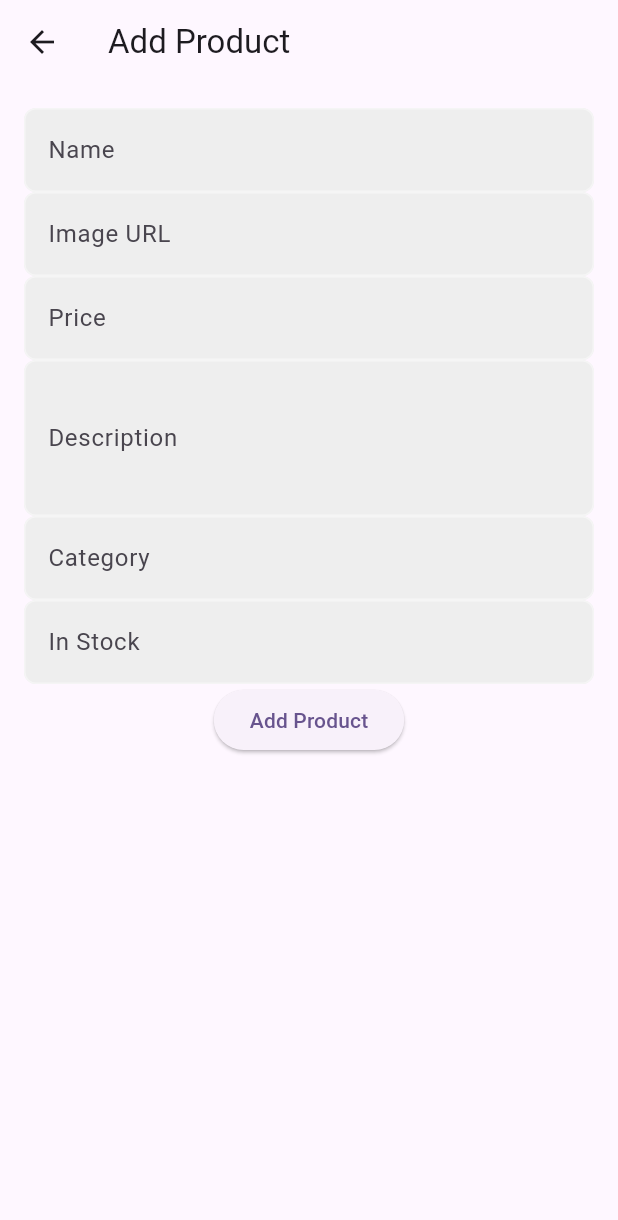
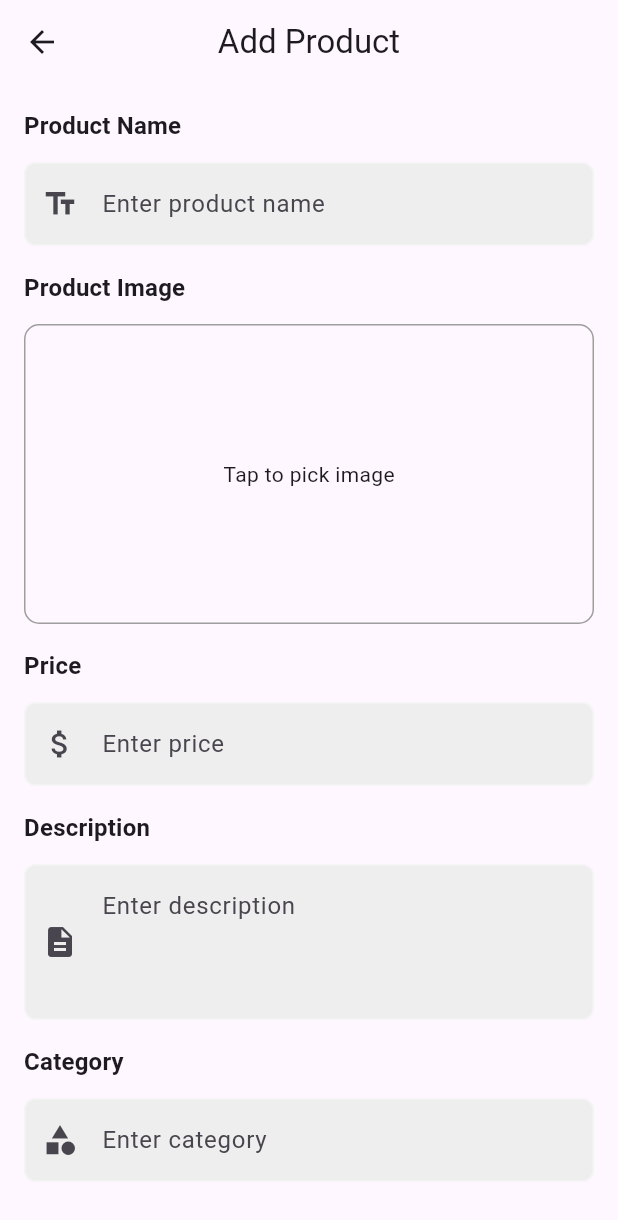
Before and after one commit to malakalbattire/e-commerce, a Flutter app: the AddProductPage screen opened by its route, on a phone screen of 412 x 824 dp. Shown: the top 1220 px of the screen. Run offline on Flutter 3.47's test engine with Material 3 defaults, Android fonts, the phone set to English and light mode, and no system bars; our stand-ins replace cached_network_image, cloud_firestore, firebase_auth, firebase_core, flutter_carousel_widget, flutter_dash and 4 more; accounts and stored records are empty; network calls fail.

Commit message:
img picker in add product

```diff
--- a/lib/views/pages/add_product_page.dart
+++ b/lib/views/pages/add_product_page.dart
@@ -1,6 +1,8 @@
+import 'dart:io';
 import 'package:e_commerce_app_flutter/models/product_item_model/product_item_model.dart';
 import 'package:e_commerce_app_flutter/provider/admin_product_provider.dart';
 import 'package:flutter/material.dart';
+import 'package:image_picker/image_picker.dart';
 import 'package:provider/provider.dart';
 
 class AddProductPage extends StatefulWidget {
@@ -11,20 +13,38 @@ class AddProductPage extends StatefulWidget {
 class _AddProductPageState extends State<AddProductPage> {
   final _formKey = GlobalKey<FormState>();
   String _name = '';
-  String _imgUrl = '';
+  File? _imageFile;
   double _price = 0.0;
   String _description = '';
   String _category = '';
   int _inStock = 0;
   List<ProductColor> _selectedColors = [];
 
+  final ImagePicker _picker = ImagePicker();
+
+  Future<void> _pickImage() async {
+    final pickedFile = await _picker.pickImage(source: ImageSource.gallery);
+    if (pickedFile != null) {
+      setState(() {
+        _imageFile = File(pickedFile.path);
+      });
+    }
+  }
+
   void _submit() {
     if (_formKey.currentState!.validate()) {
       _formKey.currentState!.save();
+      if (_imageFile == null) {
+        ScaffoldMessenger.of(context).showSnackBar(
+          const SnackBar(content: Text('Please select an image')),
+        );
+        return;
+      }
+
       final product = ProductItemModel(
         id: UniqueKey().toString(),
         name: _name,
-        imgUrl: _imgUrl,
+        imgUrl: _imageFile!.path,
         price: _price,
         description: _description,
         category: _category,
@@ -42,17 +62,31 @@ class _AddProductPageState extends State<AddProductPage> {
   Widget build(BuildContext context) {
     return Scaffold(
       appBar: AppBar(
-        title: Text('Add Product'),
+        title: const Text('Add Product'),
+        centerTitle: true,
       ),
-      body: Padding(
+      body: SafeArea(
+        child: Padding(
           padding: const EdgeInsets.all(16.0),
           child: Form(
             key: _formKey,
             child: SingleChildScrollView(
               child: Column(
+                crossAxisAlignment: CrossAxisAlignment.start,
                 children: [
+                  Text(
+                    'Product Name',
+                    style: Theme.of(context)
+                        .textTheme
+                        .titleMedium!
+                        .copyWith(fontWeight: FontWeight.w600),
+                  ),
+                  const SizedBox(height: 12),
                   TextFormField(
-                  decoration: InputDecoration(labelText: 'Name'),
+                    decoration: const InputDecoration(
+                      hintText: 'Enter product name',
+                      prefixIcon: Icon(Icons.text_fields),
+                    ),
                     validator: (value) {
                       if (value == null || value.isEmpty) {
                         return 'Please enter a name';
@@ -63,20 +97,50 @@ class _AddProductPageState extends State<AddProductPage> {
                       _name = value!;
                     },
                   ),
+                  const SizedBox(height: 16),
+                  Text(
+                    'Product Image',
+                    style: Theme.of(context)
+                        .textTheme
+                        .titleMedium!
+                        .copyWith(fontWeight: FontWeight.w600),
+                  ),
+                  const SizedBox(height: 12),
+                  GestureDetector(
+                    onTap: _pickImage,
+                    child: _imageFile != null
+                        ? Image.file(
+                            _imageFile!,
+                            height: 200,
+                            width: double.infinity,
+                            fit: BoxFit.cover,
+                          )
+                        : Container(
+                            height: 200,
+                            width: double.infinity,
+                            decoration: BoxDecoration(
+                              border: Border.all(color: Colors.grey),
+                              borderRadius: BorderRadius.circular(10),
+                            ),
+                            child: const Center(
+                              child: Text('Tap to pick image'),
+                            ),
+                          ),
+                  ),
+                  const SizedBox(height: 16),
+                  Text(
+                    'Price',
+                    style: Theme.of(context)
+                        .textTheme
+                        .titleMedium!
+                        .copyWith(fontWeight: FontWeight.w600),
+                  ),
+                  const SizedBox(height: 12),
                   TextFormField(
-                  decoration: InputDecoration(labelText: 'Image URL'),
-                  validator: (value) {
-                    if (value == null || value.isEmpty) {
-                      return 'Please enter an image URL';
-                    }
-                    return null;
-                  },
-                  onSaved: (value) {
-                    _imgUrl = value!;
-                  },
+                    decoration: const InputDecoration(
+                      hintText: 'Enter price',
+                      prefixIcon: Icon(Icons.attach_money),
                     ),
-                TextFormField(
-                  decoration: InputDecoration(labelText: 'Price'),
                     keyboardType: TextInputType.number,
                     validator: (value) {
                       if (value == null || value.isEmpty) {
@@ -88,15 +152,39 @@ class _AddProductPageState extends State<AddProductPage> {
                       _price = double.parse(value!);
                     },
                   ),
+                  const SizedBox(height: 16),
+                  Text(
+                    'Description',
+                    style: Theme.of(context)
+                        .textTheme
+                        .titleMedium!
+                        .copyWith(fontWeight: FontWeight.w600),
+                  ),
+                  const SizedBox(height: 12),
                   TextFormField(
-                  decoration: InputDecoration(labelText: 'Description'),
+                    decoration: const InputDecoration(
+                      hintText: 'Enter description',
+                      prefixIcon: Icon(Icons.description),
+                    ),
                     maxLines: 3,
                     onSaved: (value) {
                       _description = value!;
                     },
                   ),
+                  const SizedBox(height: 16),
+                  Text(
+                    'Category',
+                    style: Theme.of(context)
+                        .textTheme
+                        .titleMedium!
+                        .copyWith(fontWeight: FontWeight.w600),
+                  ),
+                  const SizedBox(height: 12),
                   TextFormField(
-                  decoration: InputDecoration(labelText: 'Category'),
+                    decoration: const InputDecoration(
+                      hintText: 'Enter category',
+                      prefixIcon: Icon(Icons.category),
+                    ),
                     validator: (value) {
                       if (value == null || value.isEmpty) {
                         return 'Please enter a category';
@@ -107,8 +195,20 @@ class _AddProductPageState extends State<AddProductPage> {
                       _category = value!;
                     },
                   ),
+                  const SizedBox(height: 16),
+                  Text(
+                    'In Stock',
+                    style: Theme.of(context)
+                        .textTheme
+                        .titleMedium!
+                        .copyWith(fontWeight: FontWeight.w600),
+                  ),
+                  const SizedBox(height: 12),
                   TextFormField(
-                  decoration: InputDecoration(labelText: 'In Stock'),
+                    decoration: const InputDecoration(
+                      hintText: 'Enter stock quantity',
+                      prefixIcon: Icon(Icons.store),
+                    ),
                     keyboardType: TextInputType.number,
                     validator: (value) {
                       if (value == null || value.isEmpty) {
@@ -120,14 +220,30 @@ class _AddProductPageState extends State<AddProductPage> {
                       _inStock = int.parse(value!);
                     },
                   ),
-                ElevatedButton(
+                  const SizedBox(height: 24),
+                  SizedBox(
+                    width: double.infinity,
+                    height: 60,
+                    child: ElevatedButton(
                       onPressed: _submit,
-                  child: Text('Add Product'),
+                      style: ElevatedButton.styleFrom(
+                        backgroundColor: Theme.of(context).primaryColor,
+                        foregroundColor: Colors.white,
                       ),
-                SizedBox(
-                  height: 80,
+                      child: Text(
+                        'Add Product',
+                        style: Theme.of(context)
+                            .textTheme
+                            .headlineSmall!
+                            .copyWith(
+                                color: Colors.white,
+                                fontWeight: FontWeight.w500),
                       ),
+                    ),
+                  ),
+                  const SizedBox(height: 24),
                 ],
+              ),
             ),
           ),
         ),
--- a/pubspec.yaml
+++ b/pubspec.yaml
@@ -26,6 +26,7 @@ dependencies:
   json_annotation: ^4.9.0
   shared_preferences: ^2.3.0
   fluttertoast: ^8.2.6
+  image_picker: ^1.1.2
 
 
 dev_dependencies:
```
Also changed, not shown: pubspec.lock, 5 other files. Lines whose indentation alone changed are shown as unchanged.
